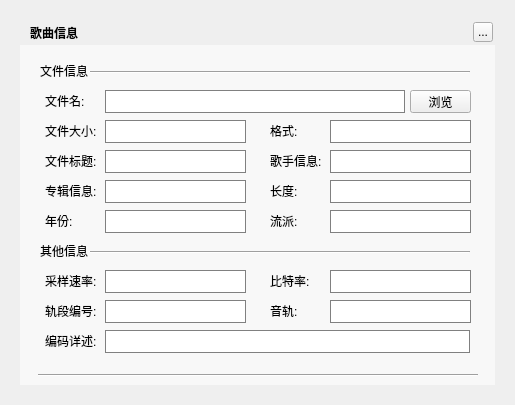
This is TTKMusicPlayer/musicUi/musicToolsetswidget/musicfileinformationwidget.ui in Greedysky/TTKMusicPlayer as Qt 5 draws it before an edit. The edited form follows.
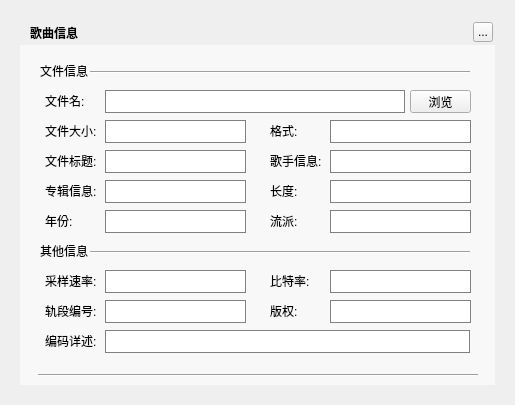
This is the edited form.

```diff
--- a/TTKMusicPlayer/musicUi/musicToolsetswidget/musicfileinformationwidget.ui
+++ b/TTKMusicPlayer/musicUi/musicToolsetswidget/musicfileinformationwidget.ui
@@ -357,7 +357,7 @@
     </rect>
    </property>
    <property name="text">
-    <string>音轨:</string>
+    <string>版权:</string>
    </property>
   </widget>
   <widget class="QLineEdit" name="SamplingRateEdit">
```
Left out of the diff: 4 changed lines with no effect on the pictures.
